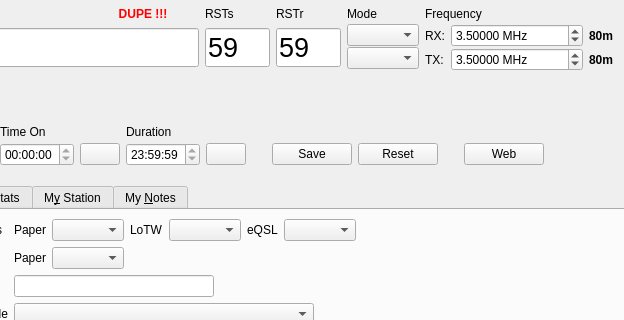
The window that ui/NewContactWidget.ui (foldynl/QLog) describes before a commit, drawn with Qt 5; both pictures show x 105 to 729 and y 0 to 320 of the 971 by 406 pixel window.
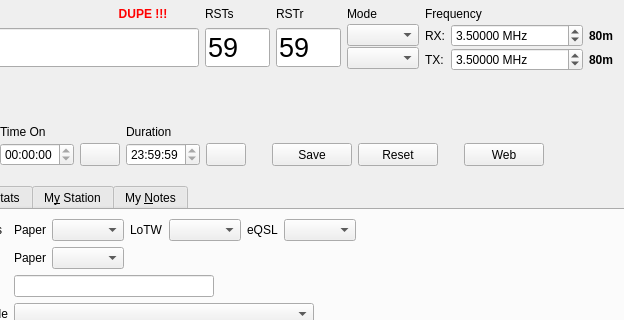
The same window after the commit. Icons and pictures are not drawn. Custom widgets are drawn as their Qt base class.

Commit message: Minor changes in GUI, change of vertical alignment of buttons

```diff
--- a/ui/NewContactWidget.ui
+++ b/ui/NewContactWidget.ui
@@ -503,6 +503,12 @@
             <property name="enabled">
              <bool>true</bool>
             </property>
+            <property name="sizePolicy">
+             <sizepolicy hsizetype="Minimum" vsizetype="Preferred">
+              <horstretch>0</horstretch>
+              <verstretch>0</verstretch>
+             </sizepolicy>
+            </property>
             <property name="focusPolicy">
              <enum>Qt::NoFocus</enum>
             </property>
@@ -524,7 +530,7 @@
           <item row="1" column="6">
            <widget class="QPushButton" name="saveButton">
             <property name="sizePolicy">
-             <sizepolicy hsizetype="Minimum" vsizetype="Fixed">
+             <sizepolicy hsizetype="Minimum" vsizetype="Preferred">
               <horstretch>0</horstretch>
               <verstretch>0</verstretch>
              </sizepolicy>
@@ -572,6 +578,12 @@
           </item>
           <item row="1" column="10">
            <widget class="QPushButton" name="webLookupButton">
+            <property name="sizePolicy">
+             <sizepolicy hsizetype="Minimum" vsizetype="Preferred">
+              <horstretch>0</horstretch>
+              <verstretch>0</verstretch>
+             </sizepolicy>
+            </property>
             <property name="focusPolicy">
              <enum>Qt::NoFocus</enum>
             </property>
@@ -659,6 +671,12 @@
           </item>
           <item row="1" column="8">
            <widget class="QPushButton" name="resetButton">
+            <property name="sizePolicy">
+             <sizepolicy hsizetype="Minimum" vsizetype="Preferred">
+              <horstretch>0</horstretch>
+              <verstretch>0</verstretch>
+             </sizepolicy>
+            </property>
             <property name="focusPolicy">
              <enum>Qt::NoFocus</enum>
             </property>
@@ -673,6 +691,12 @@
           </item>
           <item row="1" column="2">
            <widget class="QPushButton" name="startTimerButton">
+            <property name="sizePolicy">
+             <sizepolicy hsizetype="Minimum" vsizetype="Preferred">
+              <horstretch>0</horstretch>
+              <verstretch>0</verstretch>
+             </sizepolicy>
+            </property>
             <property name="focusPolicy">
              <enum>Qt::NoFocus</enum>
             </property>
```
The commit also changes 1 other file.
